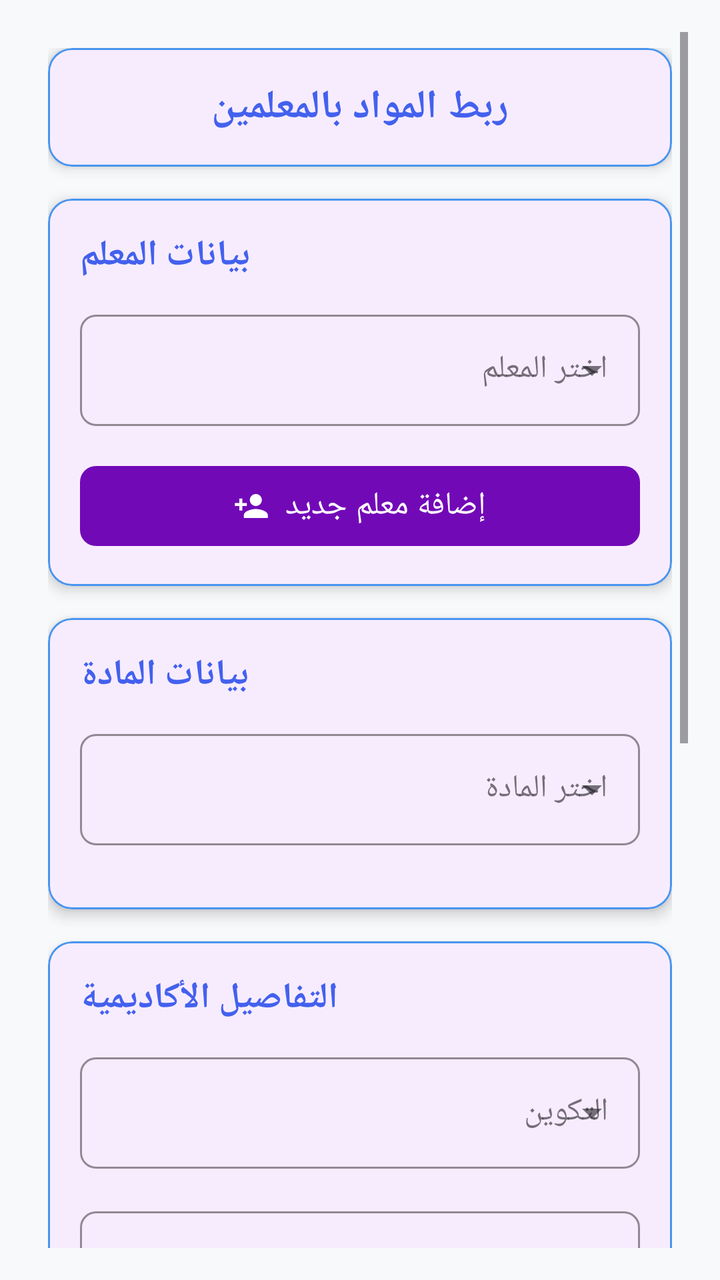
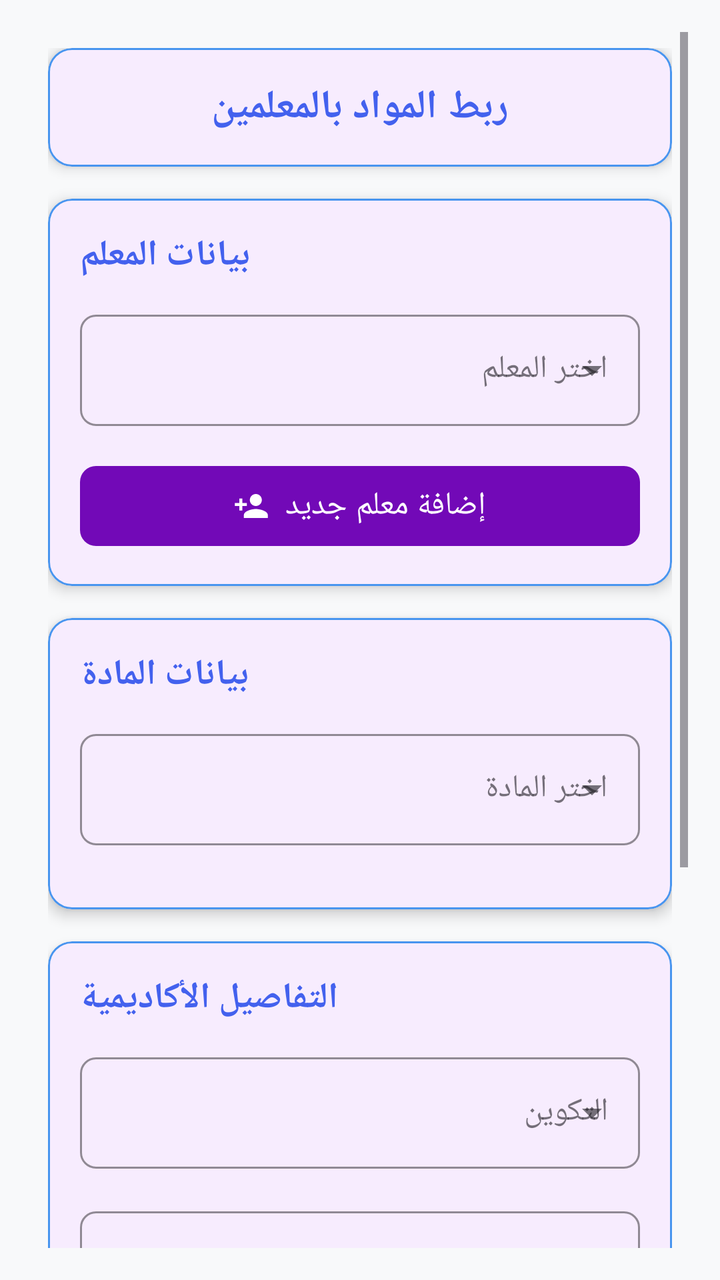

The first picture is an Android layout as it rendered before a commit; the second is the same layout after the commit. The layout source and the unified diff follow.
<!-- AndroidManifest.xml: application theme Theme.StudentExamAverageCalculator -->
<!-- res/layout/activity_assign_subject.xml -->
<?xml version="1.0" encoding="utf-8"?>
<ScrollView xmlns:android="http://schemas.android.com/apk/res/android"
    xmlns:app="http://schemas.android.com/apk/res-auto"
    xmlns:tools="http://schemas.android.com/tools"
    android:layout_width="match_parent"
    android:layout_height="match_parent"
    android:background="@color/colorBackground"
    android:fillViewport="true"
    android:padding="16dp">

    <LinearLayout
        android:layout_width="match_parent"
        android:layout_height="wrap_content"
        android:orientation="vertical"
        android:padding="8dp">

        
        <com.google.android.material.card.MaterialCardView
            android:layout_width="match_parent"
            android:layout_height="wrap_content"
            app:cardCornerRadius="12dp"
            app:cardElevation="4dp"
            app:strokeColor="@color/colorPrimaryLight"
            app:strokeWidth="1dp"
            android:layout_marginBottom="16dp">

            <TextView
                android:layout_width="wrap_content"
                android:layout_height="wrap_content"
                android:text="ربط المواد بالمعلمين"
                android:textSize="20sp"
                android:textStyle="bold"
                android:textColor="@color/colorPrimary"
                android:padding="16dp"
                android:layout_gravity="center"/>
        </com.google.android.material.card.MaterialCardView>

        
        <com.google.android.material.card.MaterialCardView
            android:layout_width="match_parent"
            android:layout_height="wrap_content"
            app:cardCornerRadius="12dp"
            app:cardElevation="4dp"
            app:strokeColor="@color/colorPrimaryLight"
            app:strokeWidth="1dp"
            android:layout_marginBottom="16dp">

            <LinearLayout
                android:layout_width="match_parent"
                android:layout_height="wrap_content"
                android:orientation="vertical"
                android:padding="16dp">

                <TextView
                    android:layout_width="wrap_content"
                    android:layout_height="wrap_content"
                    android:text="بيانات المعلم"
                    android:textColor="@color/colorPrimary"
                    android:textSize="18sp"
                    android:textStyle="bold"
                    android:layout_marginBottom="12dp"/>

                <com.google.android.material.textfield.TextInputLayout
                    android:layout_width="match_parent"
                    android:layout_height="wrap_content"
                    style="@style/Widget.MaterialComponents.TextInputLayout.OutlinedBox.ExposedDropdownMenu"
                    android:hint="اختر المعلم"
                    app:boxCornerRadiusTopStart="8dp"
                    app:boxCornerRadiusTopEnd="8dp"
                    app:boxCornerRadiusBottomStart="8dp"
                    app:boxCornerRadiusBottomEnd="8dp"
                    app:boxStrokeColor="@color/colorPrimary"
                    android:layout_marginBottom="16dp">

                    <AutoCompleteTextView
                        android:id="@+id/spinnerTeachers"
                        android:layout_width="match_parent"
                        android:layout_height="wrap_content"
                        android:inputType="none"
                        android:clickable="true"
                        android:focusable="false"/>
                </com.google.android.material.textfield.TextInputLayout>

                <com.google.android.material.button.MaterialButton
                    android:id="@+id/buttonAddTeacher"
                    android:layout_width="match_parent"
                    android:layout_height="wrap_content"
                    android:text="إضافة معلم جديد"
                    android:textSize="16sp"
                    app:cornerRadius="8dp"
                    app:backgroundTint="@color/colorSecondary"
                    android:textColor="@color/textColorWhite"
                    app:elevation="4dp"
                    app:icon="@drawable/ic_person_add"
                    app:iconGravity="textStart"
                    app:iconTint="@color/textColorWhite"/>
            </LinearLayout>
        </com.google.android.material.card.MaterialCardView>

        
        <com.google.android.material.card.MaterialCardView
            android:layout_width="match_parent"
            android:layout_height="wrap_content"
            app:cardCornerRadius="12dp"
            app:cardElevation="4dp"
            app:strokeColor="@color/colorPrimaryLight"
            app:strokeWidth="1dp"
            android:layout_marginBottom="16dp">

            <LinearLayout
                android:layout_width="match_parent"
                android:layout_height="wrap_content"
                android:orientation="vertical"
                android:padding="16dp">

                <TextView
                    android:layout_width="wrap_content"
                    android:layout_height="wrap_content"
                    android:text="بيانات المادة"
                    android:textColor="@color/colorPrimary"
                    android:textSize="18sp"
                    android:textStyle="bold"
                    android:layout_marginBottom="12dp"/>

                <com.google.android.material.textfield.TextInputLayout
                    android:layout_width="match_parent"
                    android:layout_height="wrap_content"
                    style="@style/Widget.MaterialComponents.TextInputLayout.OutlinedBox.ExposedDropdownMenu"
                    android:hint="اختر المادة"
                    app:boxCornerRadiusTopStart="8dp"
                    app:boxCornerRadiusTopEnd="8dp"
                    app:boxCornerRadiusBottomStart="8dp"
                    app:boxCornerRadiusBottomEnd="8dp"
                    app:boxStrokeColor="@color/colorPrimary"
                    android:layout_marginBottom="16dp">

                    <AutoCompleteTextView
                        android:id="@+id/spinnerSubjects"
                        android:layout_width="match_parent"
                        android:layout_height="wrap_content"
                        android:inputType="none"
                        android:clickable="true"
                        android:focusable="false"/>
                </com.google.android.material.textfield.TextInputLayout>
            </LinearLayout>
        </com.google.android.material.card.MaterialCardView>

        
        <com.google.android.material.card.MaterialCardView
            android:layout_width="match_parent"
            android:layout_height="wrap_content"
            app:cardCornerRadius="12dp"
            app:cardElevation="4dp"
            app:strokeColor="@color/colorPrimaryLight"
            app:strokeWidth="1dp"
            android:layout_marginBottom="16dp">

            <LinearLayout
                android:layout_width="match_parent"
                android:layout_height="wrap_content"
                android:orientation="vertical"
                android:padding="16dp">

                <TextView
                    android:layout_width="wrap_content"
                    android:layout_height="wrap_content"
                    android:text="التفاصيل الأكاديمية"
                    android:textColor="@color/colorPrimary"
                    android:textSize="18sp"
                    android:textStyle="bold"
                    android:layout_marginBottom="12dp"/>

                
                <com.google.android.material.textfield.TextInputLayout
                    android:layout_width="match_parent"
                    android:layout_height="wrap_content"
                    style="@style/Widget.MaterialComponents.TextInputLayout.OutlinedBox.ExposedDropdownMenu"
                    android:hint="التكوين"
                    app:boxCornerRadiusTopStart="8dp"
                    app:boxCornerRadiusTopEnd="8dp"
                    app:boxCornerRadiusBottomStart="8dp"
                    app:boxCornerRadiusBottomEnd="8dp"
                    app:boxStrokeColor="@color/colorPrimary"
                    android:layout_marginBottom="16dp">

                    <AutoCompleteTextView
                        android:id="@+id/spinnerFormation"
                        android:layout_width="match_parent"
                        android:layout_height="wrap_content"
                        android:inputType="none"
                        android:clickable="true"
                        android:focusable="false"/>
                </com.google.android.material.textfield.TextInputLayout>

                
                <com.google.android.material.textfield.TextInputLayout
                    android:layout_width="match_parent"
                    android:layout_height="wrap_content"
                    style="@style/Widget.MaterialComponents.TextInputLayout.OutlinedBox.ExposedDropdownMenu"
                    android:hint="الشعبة"
                    app:boxCornerRadiusTopStart="8dp"
                    app:boxCornerRadiusTopEnd="8dp"
                    app:boxCornerRadiusBottomStart="8dp"
                    app:boxCornerRadiusBottomEnd="8dp"
                    app:boxStrokeColor="@color/colorPrimary"
                    android:layout_marginBottom="16dp">

                    <AutoCompleteTextView
                        android:id="@+id/spinnerSection"
                        android:layout_width="match_parent"
                        android:layout_height="wrap_content"
                        android:inputType="none"
                        android:clickable="true"
                        android:focusable="false"/>
                </com.google.android.material.textfield.TextInputLayout>

                
                <com.google.android.material.textfield.TextInputLayout
                    android:layout_width="match_parent"
                    android:layout_height="wrap_content"
                    style="@style/Widget.MaterialComponents.TextInputLayout.OutlinedBox.ExposedDropdownMenu"
                    android:hint="السنة الدراسية"
                    app:boxCornerRadiusTopStart="8dp"
                    app:boxCornerRadiusTopEnd="8dp"
                    app:boxCornerRadiusBottomStart="8dp"
                    app:boxCornerRadiusBottomEnd="8dp"
                    app:boxStrokeColor="@color/colorPrimary"
                    android:layout_marginBottom="16dp">

                    <AutoCompleteTextView
                        android:id="@+id/spinnerYear"
                        android:layout_width="match_parent"
                        android:layout_height="wrap_content"
                        android:inputType="none"
                        android:clickable="true"
                        android:focusable="false"/>
                </com.google.android.material.textfield.TextInputLayout>

                
                <com.google.android.material.textfield.TextInputLayout
                    android:layout_width="match_parent"
                    android:layout_height="wrap_content"
                    style="@style/Widget.MaterialComponents.TextInputLayout.OutlinedBox.ExposedDropdownMenu"
                    android:hint="المجموعة"
                    app:boxCornerRadiusTopStart="8dp"
                    app:boxCornerRadiusTopEnd="8dp"
                    app:boxCornerRadiusBottomStart="8dp"
                    app:boxCornerRadiusBottomEnd="8dp"
                    app:boxStrokeColor="@color/colorPrimary"
                    android:layout_marginBottom="16dp">

                    <AutoCompleteTextView
                        android:id="@+id/spinnerGroup"
                        android:layout_width="match_parent"
                        android:layout_height="wrap_content"
                        android:inputType="none"
                        android:clickable="true"
                        android:focusable="false"/>
                </com.google.android.material.textfield.TextInputLayout>
            </LinearLayout>
        </com.google.android.material.card.MaterialCardView>

        
        <com.google.android.material.card.MaterialCardView
            android:layout_width="match_parent"
            android:layout_height="wrap_content"
            app:cardCornerRadius="12dp"
            app:cardElevation="4dp"
            app:strokeColor="@color/colorPrimaryLight"
            app:strokeWidth="1dp"
            android:layout_marginBottom="16dp">

            <LinearLayout
                android:layout_width="match_parent"
                android:layout_height="wrap_content"
                android:orientation="vertical"
                android:padding="16dp">

                <TextView
                    android:layout_width="wrap_content"
                    android:layout_height="wrap_content"
                    android:text="إعدادات الربط"
                    android:textColor="@color/colorPrimary"
                    android:textSize="18sp"
                    android:textStyle="bold"
                    android:layout_marginBottom="12dp"/>

                <com.google.android.material.textfield.TextInputLayout
                    android:layout_width="match_parent"
                    android:layout_height="wrap_content"
                    style="@style/Widget.MaterialComponents.TextInputLayout.OutlinedBox"
                    android:hint="المعامل"
                    app:boxCornerRadiusTopStart="8dp"
                    app:boxCornerRadiusTopEnd="8dp"
                    app:boxCornerRadiusBottomStart="8dp"
                    app:boxCornerRadiusBottomEnd="8dp"
                    app:boxStrokeColor="@color/colorPrimary"
                    android:layout_marginBottom="16dp">

                    <com.google.android.material.textfield.TextInputEditText
                        android:id="@+id/editTextCoefficient"
                        android:layout_width="match_parent"
                        android:layout_height="wrap_content"
                        android:inputType="number"
                        android:hint="أدخل قيمة المعامل"/>
                </com.google.android.material.textfield.TextInputLayout>
            </LinearLayout>
        </com.google.android.material.card.MaterialCardView>

        
        <com.google.android.material.button.MaterialButton
            android:id="@+id/buttonAssign"
            android:layout_width="match_parent"
            android:layout_height="wrap_content"
            android:text="ربط المادة"
            android:textSize="18sp"
            android:paddingVertical="14dp"
            app:cornerRadius="12dp"
            app:icon="@drawable/ic_link"
            app:iconGravity="textStart"
            app:iconPadding="8dp"
            app:iconTint="@android:color/white"
            app:backgroundTint="@color/colorPrimary"
            android:textColor="@android:color/white"
            app:elevation="6dp"/>
    </LinearLayout>
</ScrollView>
<!-- resources referenced by this layout -->
<resources>
  <color name="colorBackground">#F8F9FA</color>
  <color name="colorPrimary">#4361EE</color>
  <color name="colorPrimaryLight">#4895EF</color>
  <color name="colorSecondary">#7209B7</color>
  <color name="textColorWhite">#FFFFFF</color>
  <!-- drawable ic_link (drawable) -->
  <vector xmlns:android="http://schemas.android.com/apk/res/android"
      android:width="24dp"
      android:height="24dp"
      android:viewportWidth="24"
      android:viewportHeight="24"
      android:tint="?attr/colorControlNormal">
      <path
          android:fillColor="@android:color/white"
          android:pathData="M17,7h-4v2h4c1.65,0 3,1.35 3,3s-1.35,3 -3,3h-4v2h4c2.76,0 5,-2.24 5,-5s-2.24,-5 -5,-5zM11,15H7c-1.65,0 -3,-1.35 -3,-3s1.35,-3 3,-3h4V7H7c-2.76,0 -5,2.24 -5,5s2.24,5 5,5h4v-2z"/>
      <path
          android:fillColor="@android:color/white"
          android:pathData="M8,11h8v2H8z"/>
  </vector>
  <!-- drawable ic_person_add (drawable) -->
  <vector xmlns:android="http://schemas.android.com/apk/res/android"
      android:width="24dp"
      android:height="24dp"
      android:viewportWidth="24"
      android:viewportHeight="24"
      android:tint="?attr/colorControlNormal"
      android:autoMirrored="true">
      <path
          android:fillColor="@android:color/white"
          android:pathData="M15,12c2.21,0 4,-1.79 4,-4s-1.79,-4 -4,-4 -4,1.79 -4,4 1.79,4 4,4zm-9,-2V7H4v3H1v2h3v3h2v-3h3v-2H6zm9,4c-2.67,0 -8,1.34 -8,4v2h16v-2c0,-2.66 -5.33,-4 -8,-4z"/>
  </vector>
  <style name="Theme.StudentExamAverageCalculator" parent="Theme.MaterialComponents.DayNight.NoActionBar">
          <item name="colorPrimary">@color/colorPrimary</item>
          <item name="colorPrimaryVariant">@color/colorPrimaryDark</item>
          <item name="colorOnPrimary">@color/textColorPrimary</item>
  
          <item name="colorSecondary">@color/colorSecondary</item>
          <item name="colorOnSecondary">@color/textColorPrimary</item>
  
          <item name="android:colorBackground">@color/backgroundColor</item>
  
          <item name="android:textColorPrimary">@color/textColorPrimary</item>
          <item name="android:textColorSecondary">@color/textColorSecondary</item>
  
          <item name="android:buttonStyle">@style/Widget.MaterialComponents.Button</item>
          <item name="android:editTextStyle">@style/Widget.MaterialComponents.TextInputEditText.OutlinedBox</item>
      </style>
  <color name="colorPrimaryDark">#3A0CA3</color>
  <color name="textColorPrimary">#03A9F4</color>
  <color name="backgroundColor">#B6B6B6</color>
  <color name="textColorSecondary">#6C757D</color>
</resources>

<!-- the commit's change to res/layout/activity_assign_subject.xml (unified diff, before → after) -->
@@ -260,52 +260,7 @@
             </LinearLayout>
         </com.google.android.material.card.MaterialCardView>
 
-        
-        <com.google.android.material.card.MaterialCardView
-            android:layout_width="match_parent"
-            android:layout_height="wrap_content"
-            app:cardCornerRadius="12dp"
-            app:cardElevation="4dp"
-            app:strokeColor="@color/colorPrimaryLight"
-            app:strokeWidth="1dp"
-            android:layout_marginBottom="16dp">
-
-            <LinearLayout
-                android:layout_width="match_parent"
-                android:layout_height="wrap_content"
-                android:orientation="vertical"
-                android:padding="16dp">
-
-                <TextView
-                    android:layout_width="wrap_content"
-                    android:layout_height="wrap_content"
-                    android:text="إعدادات الربط"
-                    android:textColor="@color/colorPrimary"
-                    android:textSize="18sp"
-                    android:textStyle="bold"
-                    android:layout_marginBottom="12dp"/>
-
-                <com.google.android.material.textfield.TextInputLayout
-                    android:layout_width="match_parent"
-                    android:layout_height="wrap_content"
-                    style="@style/Widget.MaterialComponents.TextInputLayout.OutlinedBox"
-                    android:hint="المعامل"
-                    app:boxCornerRadiusTopStart="8dp"
-                    app:boxCornerRadiusTopEnd="8dp"
-                    app:boxCornerRadiusBottomStart="8dp"
-                    app:boxCornerRadiusBottomEnd="8dp"
-                    app:boxStrokeColor="@color/colorPrimary"
-                    android:layout_marginBottom="16dp">
-
-                    <com.google.android.material.textfield.TextInputEditText
-                        android:id="@+id/editTextCoefficient"
-                        android:layout_width="match_parent"
-                        android:layout_height="wrap_content"
-                        android:inputType="number"
-                        android:hint="أدخل قيمة المعامل"/>
-                </com.google.android.material.textfield.TextInputLayout>
-            </LinearLayout>
-        </com.google.android.material.card.MaterialCardView>
+
 
         
         <com.google.android.material.button.MaterialButton
